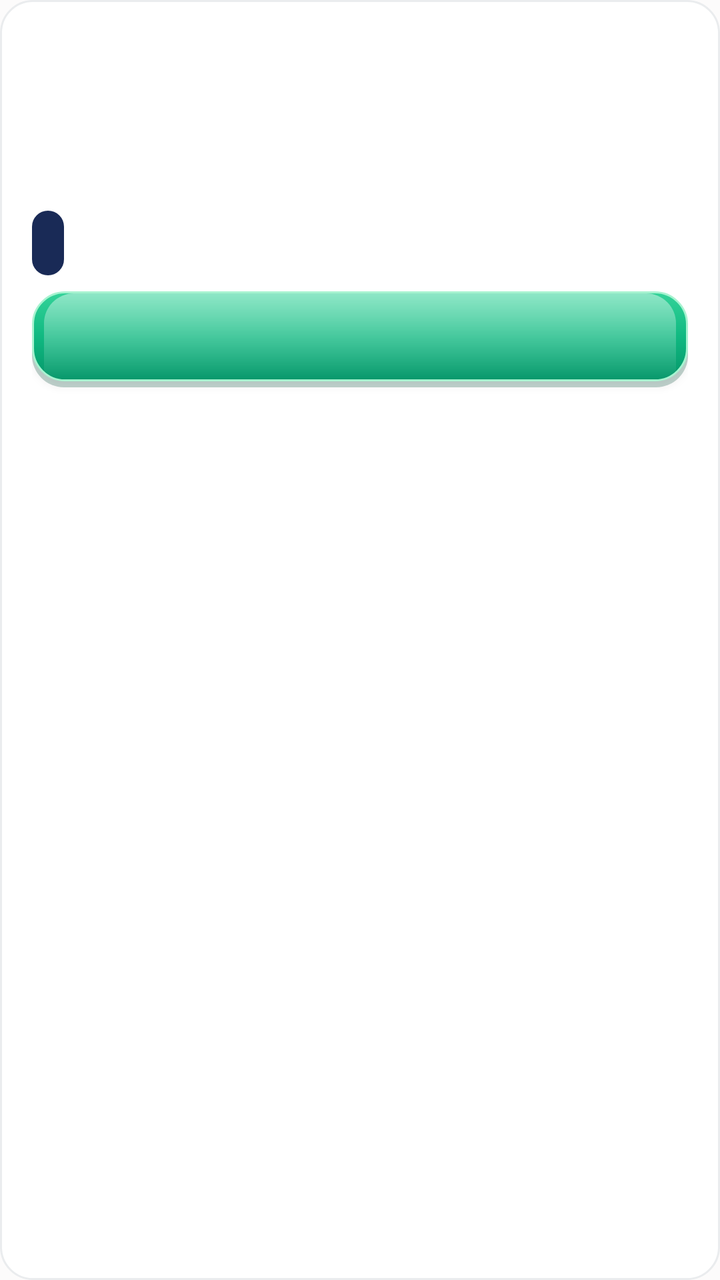
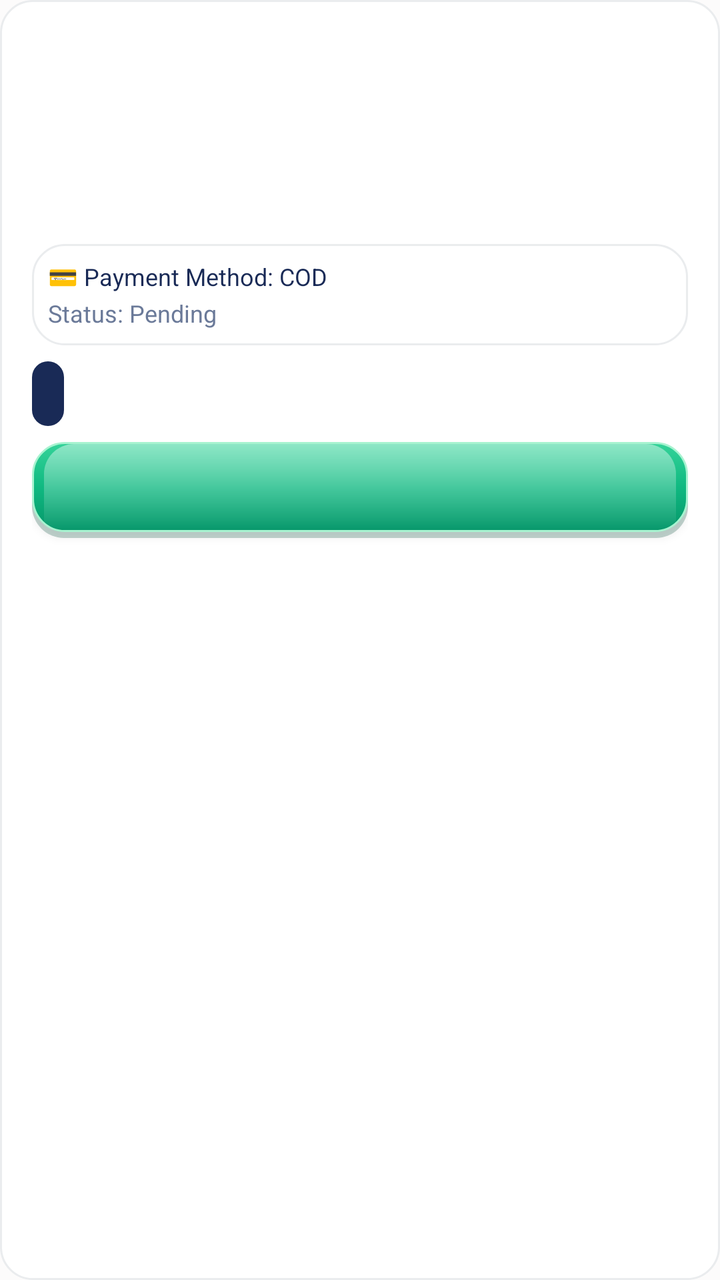

Before-and-after screenshots of an Android layout around one commit, followed by the original layout XML and the change that was made.
<!-- AndroidManifest.xml: application theme Theme.SheEmpower -->
<!-- res/layout/item_order.xml -->
<?xml version="1.0" encoding="utf-8"?>
<LinearLayout xmlns:android="http://schemas.android.com/apk/res/android"
    android:layout_width="match_parent"
    android:layout_height="wrap_content"
    android:layout_marginBottom="10dp"
    android:background="@drawable/bg_skeu_card"
    android:orientation="vertical"
    android:padding="16dp">

    <LinearLayout
        android:layout_width="match_parent"
        android:layout_height="wrap_content"
        android:orientation="horizontal">

        <TextView
            android:id="@+id/tvOrderProduct"
            android:layout_width="0dp"
            android:layout_height="wrap_content"
            android:layout_weight="1"
            android:fontFamily="sans-serif-black"
            android:textColor="@color/text_primary"
            android:textSize="15sp" />

        <TextView
            android:id="@+id/tvOrderAmount"
            android:layout_width="wrap_content"
            android:layout_height="wrap_content"
            android:textColor="@color/primary"
            android:fontFamily="sans-serif-bold"
            android:textSize="15sp" />
    </LinearLayout>

    <TextView
        android:id="@+id/tvOrderParty"
        android:layout_width="match_parent"
        android:layout_height="wrap_content"
        android:textColor="@color/text_primary"
        android:textSize="12sp"
        android:fontFamily="sans-serif-medium"
        android:layout_marginTop="4dp" />

    <TextView
        android:id="@+id/tvOrderDetails"
        android:layout_width="match_parent"
        android:layout_height="wrap_content"
        android:textColor="@color/text_secondary"
        android:textSize="12sp"
        android:layout_marginTop="4dp"
        android:autoLink="web"
        android:linksClickable="true" />

    <LinearLayout
        android:id="@+id/layoutSampleImagesContainer"
        android:layout_width="match_parent"
        android:layout_height="wrap_content"
        android:orientation="vertical"
        android:layout_marginTop="8dp"
        android:visibility="gone">

        <TextView
            android:id="@+id/tvSampleImagesHeader"
            android:layout_width="wrap_content"
            android:layout_height="wrap_content"
            android:text="📸 نمونہ تصویر / Sample Image (Tap to view full)"
            android:textColor="@color/primary"
            android:textSize="12sp"
            android:fontFamily="sans-serif-bold" />

        <LinearLayout
            android:id="@+id/layoutSampleImages"
            android:layout_width="match_parent"
            android:layout_height="wrap_content"
            android:orientation="horizontal"
            android:layout_marginTop="4dp" />
    </LinearLayout>

    <TextView
        android:id="@+id/tvOrderAddress"
        android:layout_width="match_parent"
        android:layout_height="wrap_content"
        android:textColor="@color/text_secondary"
        android:textSize="12sp"
        android:layout_marginTop="4dp" />

    <TextView
        android:id="@+id/tvOrderStatus"
        android:layout_width="wrap_content"
        android:layout_height="wrap_content"
        android:background="@drawable/bg_skeu_button_primary"
        android:padding="8dp"
        android:textColor="#FFFFFF"
        android:fontFamily="sans-serif-medium"
        android:textSize="12sp"
        android:layout_marginTop="8dp" />

    <Button
        android:id="@+id/btnAdvanceStatus"
        android:layout_width="match_parent"
        android:layout_height="48dp"
        android:background="@drawable/bg_skeu_button_green"
        android:textColor="#FFFFFF"
        android:fontFamily="sans-serif-medium"
        android:textSize="12sp"
        android:layout_marginTop="8dp" />

</LinearLayout>
<!-- resources referenced by this layout -->
<resources>
  <color name="primary">#192A56</color>
  kkkkkkkkk
  <color name="text_primary">#192A56</color>
  <color name="text_secondary">#6B7A99</color>
  <!-- drawable bg_skeu_button_green (drawable) -->
  <?xml version="1.0" encoding="utf-8"?>
  <layer-list xmlns:android="http://schemas.android.com/apk/res/android">
      <item android:top="3dp">
          <shape android:shape="rectangle">
              <solid android:color="#40064E3B" />
              <corners android:radius="16dp" />
          </shape>
      </item>
      <item android:bottom="3dp">
          <shape android:shape="rectangle">
              <gradient
                  android:startColor="#34D399"
                  android:centerColor="#10B981"
                  android:endColor="#059669"
                  android:angle="270" />
              <stroke android:width="1dp" android:color="#A7F3D0" />
              <corners android:radius="16dp" />
          </shape>
      </item>
      <item android:bottom="3dp" android:top="1dp" android:left="6dp" android:right="6dp">
          <shape android:shape="rectangle">
              <gradient
                  android:startColor="#70FFFFFF"
                  android:endColor="#00FFFFFF"
                  android:angle="270" />
              <corners android:topLeftRadius="15dp" android:topRightRadius="15dp" />
          </shape>
      </item>
  </layer-list>
  <!-- drawable bg_skeu_button_primary (drawable) -->
  <?xml version="1.0" encoding="utf-8"?>
  <shape xmlns:android="http://schemas.android.com/apk/res/android"
      android:shape="rectangle">
      <solid android:color="@color/midnight_navy" />
      <corners android:radius="12dp" />
  </shape>
  <!-- drawable bg_skeu_card (drawable) -->
  <?xml version="1.0" encoding="utf-8"?>
  <shape xmlns:android="http://schemas.android.com/apk/res/android"
      android:shape="rectangle">
      <solid android:color="@color/white" />
      <corners android:radius="16dp" />
      <stroke android:color="@color/card_border" android:width="1dp" />
  </shape>
  <style name="Theme.SheEmpower" parent="Theme.AppCompat.Light.NoActionBar">
          <item name="colorPrimary">@color/primary</item>
          <item name="colorPrimaryDark">@color/primary_dark</item>
          <item name="colorAccent">@color/accent</item>
          <item name="android:windowBackground">@color/background</item>
          <item name="android:colorBackground">@color/background</item>
          <item name="android:textColorPrimary">@color/text_primary</item>
          <item name="android:textColorSecondary">@color/text_secondary</item>
          <item name="android:statusBarColor">@color/primary_dark</item>
      </style>
  <color name="midnight_navy">#192A56</color>
  <color name="white">#FFFFFF</color>
  <color name="card_border">#EAECEE</color>
  <color name="primary_dark">#0F1B3D</color>
  <color name="accent">#F7D794</color>
  <color name="background">#FCFBFB</color>
</resources>

<!-- the commit's change to res/layout/item_order.xml (unified diff, before → after) -->
@@ -38,6 +38,15 @@
         android:textSize="12sp"
         android:fontFamily="sans-serif-medium"
         android:layout_marginTop="4dp" />
+
+    <TextView
+        android:id="@+id/tvOrderTime"
+        android:layout_width="match_parent"
+        android:layout_height="wrap_content"
+        android:textColor="@color/text_secondary"
+        android:textSize="11sp"
+        android:fontFamily="sans-serif-medium"
+        android:layout_marginTop="2dp" />
 
     <TextView
         android:id="@+id/tvOrderDetails"
@@ -82,6 +91,89 @@
         android:textSize="12sp"
         android:layout_marginTop="4dp" />
 
+    
+    <LinearLayout
+        android:id="@+id/layoutPaymentInfo"
+        android:layout_width="match_parent"
+        android:layout_height="wrap_content"
+        android:orientation="vertical"
+        android:background="@drawable/bg_skeu_card"
+        android:padding="8dp"
+        android:layout_marginTop="8dp">
+
+        <TextView
+            android:id="@+id/tvOrderPaymentMethod"
+            android:layout_width="match_parent"
+            android:layout_height="wrap_content"
+            android:text="💳 Payment Method: COD"
+            android:textColor="@color/text_primary"
+            android:textSize="12sp"
+            android:fontFamily="sans-serif-bold" />
+
+        <TextView
+            android:id="@+id/tvOrderPaymentStatus"
+            android:layout_width="match_parent"
+            android:layout_height="wrap_content"
+            android:text="Status: Pending"
+            android:textColor="@color/text_secondary"
+            android:textSize="12sp"
+            android:layout_marginTop="2dp" />
+
+        <LinearLayout
+            android:id="@+id/layoutAdminPaymentActions"
+            android:layout_width="match_parent"
+            android:layout_height="wrap_content"
+            android:orientation="horizontal"
+            android:layout_marginTop="6dp"
+            android:visibility="gone">
+
+            <Button
+                android:id="@+id/btnViewPaymentProof"
+                android:layout_width="0dp"
+                android:layout_height="38dp"
+                android:layout_weight="1"
+                android:text="📄 View Proof / رسید دیکھیں"
+                android:textSize="11sp"
+                android:background="@drawable/bg_skeu_button_cream"
+                android:textColor="@color/primary"
+                android:layout_marginEnd="4dp" />
+
+            <Button
+                android:id="@+id/btnVerifyPayment"
+                android:layout_width="0dp"
+                android:layout_height="38dp"
+                android:layout_weight="1"
+                android:text="✅ Payment Received / موصول ہوئی"
+                android:textSize="10sp"
+                android:fontFamily="sans-serif-bold"
+                android:background="@drawable/bg_skeu_button_green"
+                android:textColor="#FFFFFF"
+                android:layout_marginEnd="4dp" />
+
+            <Button
+                android:id="@+id/btnRejectPayment"
+                android:layout_width="0dp"
+                android:layout_height="38dp"
+                android:layout_weight="1"
+                android:text="❌ Not Received / موصول نہیں ہوئی"
+                android:textSize="10sp"
+                android:fontFamily="sans-serif-bold"
+                android:background="@drawable/bg_skeu_button_primary"
+                android:textColor="#FFFFFF" />
+        </LinearLayout>
+
+        <Button
+            android:id="@+id/btnReuploadPaymentProof"
+            android:layout_width="match_parent"
+            android:layout_height="40dp"
+            android:text="📤 Re-upload Payment Proof / نئی رسید اپلوڈ کریں"
+            android:textSize="12sp"
+            android:background="@drawable/bg_skeu_button_primary"
+            android:textColor="#FFFFFF"
+            android:layout_marginTop="6dp"
+            android:visibility="gone" />
+    </LinearLayout>
+
     <TextView
         android:id="@+id/tvOrderStatus"
         android:layout_width="wrap_content"
<!-- resource entries referenced after the edit -->
@@ -4,6 +4,14 @@
   kkkkkkkkk
   <color name="text_primary">#192A56</color>
   <color name="text_secondary">#6B7A99</color>
+  <!-- drawable bg_skeu_button_cream (drawable) -->
+  <?xml version="1.0" encoding="utf-8"?>
+  <shape xmlns:android="http://schemas.android.com/apk/res/android"
+      android:shape="rectangle">
+      <solid android:color="@color/pearl_white" />
+      <corners android:radius="12dp" />
+      <stroke android:color="@color/champagne" android:width="1dp" />
+  </shape>
   <!-- drawable bg_skeu_button_green (drawable) -->
   <?xml version="1.0" encoding="utf-8"?>
   <layer-list xmlns:android="http://schemas.android.com/apk/res/android">
@@ -59,6 +67,8 @@
           <item name="android:textColorSecondary">@color/text_secondary</item>
           <item name="android:statusBarColor">@color/primary_dark</item>
       </style>
+  <color name="pearl_white">#FCFBFB</color>
+  <color name="champagne">#F7D794</color>
   <color name="midnight_navy">#192A56</color>
   <color name="white">#FFFFFF</color>
   <color name="card_border">#EAECEE</color>
